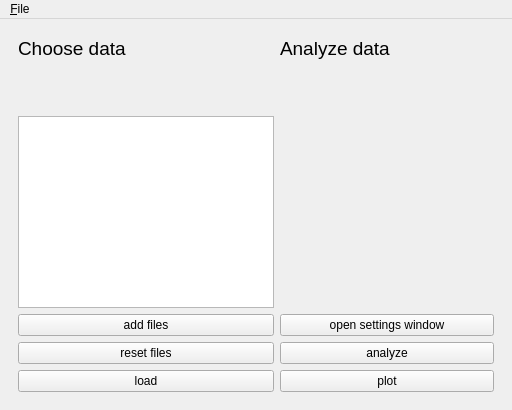
This is qkit/analysis/semiconductor/main/ui/main_window.ui in qkitgroup/qkit as Qt 5 draws it before an edit. The edited form follows.
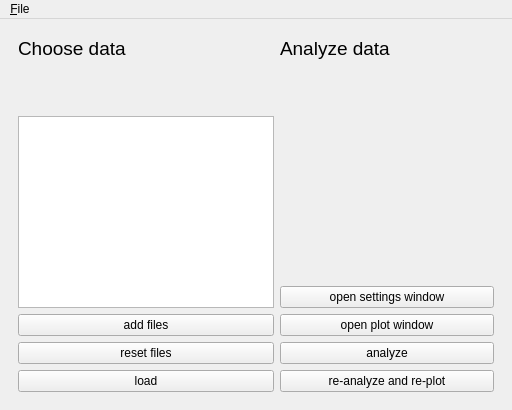
This is the edited form.

Diff of the .ui file:
```diff
--- a/qkit/analysis/semiconductor/main/ui/main_window.ui
+++ b/qkit/analysis/semiconductor/main/ui/main_window.ui
@@ -139,6 +139,13 @@
            </property>
           </widget>
          </item>
+         <item>
+          <widget class="QPushButton" name="button_plot">
+           <property name="text">
+            <string>open plot window</string>
+           </property>
+          </widget>
+         </item>
          <item>
           <widget class="QPushButton" name="button_analyze">
            <property name="text">
@@ -147,9 +154,9 @@
           </widget>
          </item>
          <item>
-          <widget class="QPushButton" name="button_plot">
+          <widget class="QPushButton" name="button_replot_reanalyze">
            <property name="text">
-            <string>plot</string>
+            <string>re-analyze and re-plot</string>
            </property>
           </widget>
          </item>
```
